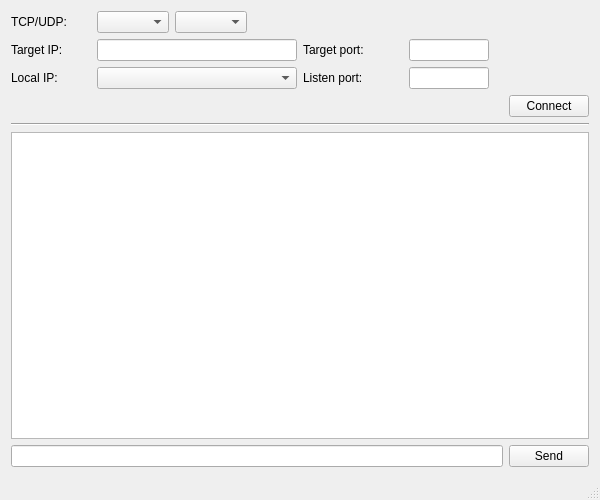
This is mainwindow.ui in rookiepeng/comm-test as Qt 5 draws it before an edit. The edited form follows.
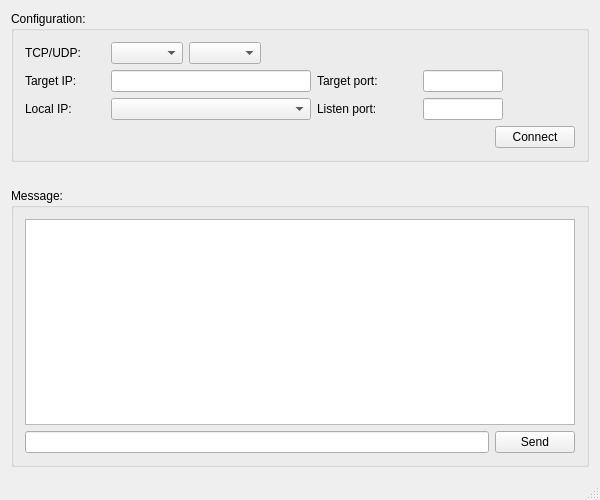
This is the edited form.

Commit message: re-writing UI logic

Diff of the .ui file:
```diff
--- a/mainwindow.ui
+++ b/mainwindow.ui
@@ -22,7 +22,13 @@
   <widget class="QWidget" name="centralWidget">
    <layout class="QVBoxLayout" name="verticalLayout">
     <item>
-     <layout class="QHBoxLayout" name="horizontalLayout_5">
+     <widget class="QGroupBox" name="groupBox">
+      <property name="title">
+       <string>Configuration:</string>
+      </property>
+      <layout class="QVBoxLayout" name="verticalLayout_3">
+       <item>
+        <layout class="QHBoxLayout" name="horizontalLayout_6">
       <item>
        <widget class="QLabel" name="label">
         <property name="minimumSize">
@@ -258,13 +264,31 @@
       </item>
      </layout>
     </item>
-    <item>
-     <widget class="Line" name="line">
-      <property name="orientation">
-       <enum>Qt::Horizontal</enum>
-      </property>
+      </layout>
      </widget>
     </item>
+    <item>
+     <spacer name="verticalSpacer">
+      <property name="orientation">
+       <enum>Qt::Vertical</enum>
+      </property>
+      <property name="sizeType">
+       <enum>QSizePolicy::Fixed</enum>
+      </property>
+      <property name="sizeHint" stdset="0">
+       <size>
+        <width>20</width>
+        <height>20</height>
+       </size>
+      </property>
+     </spacer>
+    </item>
+    <item>
+     <widget class="QGroupBox" name="groupBox_2">
+      <property name="title">
+       <string>Message:</string>
+      </property>
+      <layout class="QVBoxLayout" name="verticalLayout_4">
     <item>
      <widget class="QTextBrowser" name="textBrowser_message"/>
     </item>
@@ -281,6 +305,9 @@
        </widget>
       </item>
      </layout>
+       </item>
+      </layout>
+     </widget>
     </item>
    </layout>
   </widget>
```
Lines whose indentation alone changed are shown as unchanged. The commit also changes 6 other files.
